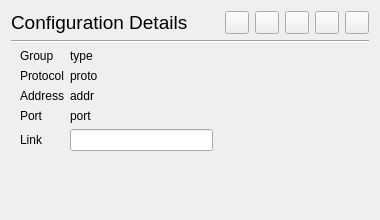
First picture: the form in src/ui/widgets/ConnectionInfoWidget.ui, repository Qv2ray/Qv2ray, before the edit.
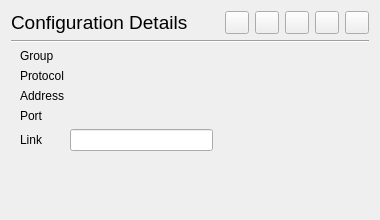
Second picture: the form after the edit. Icons and pictures are not drawn.

Patch:
```diff
--- a/src/ui/widgets/ConnectionInfoWidget.ui
+++ b/src/ui/widgets/ConnectionInfoWidget.ui
@@ -170,7 +170,7 @@
             <cursorShape>IBeamCursor</cursorShape>
            </property>
            <property name="text">
-            <string>type</string>
+            <string/>
            </property>
            <property name="wordWrap">
             <bool>true</bool>
@@ -193,7 +193,7 @@
             <cursorShape>IBeamCursor</cursorShape>
            </property>
            <property name="text">
-            <string>proto</string>
+            <string/>
            </property>
            <property name="textInteractionFlags">
             <set>Qt::LinksAccessibleByMouse|Qt::TextSelectableByMouse</set>
@@ -213,7 +213,7 @@
             <cursorShape>IBeamCursor</cursorShape>
            </property>
            <property name="text">
-            <string>addr</string>
+            <string/>
            </property>
            <property name="textInteractionFlags">
             <set>Qt::LinksAccessibleByMouse|Qt::TextSelectableByMouse</set>
@@ -233,7 +233,7 @@
             <cursorShape>IBeamCursor</cursorShape>
            </property>
            <property name="text">
-            <string>port</string>
+            <string/>
            </property>
            <property name="textInteractionFlags">
             <set>Qt::LinksAccessibleByMouse|Qt::TextSelectableByMouse</set>
```
